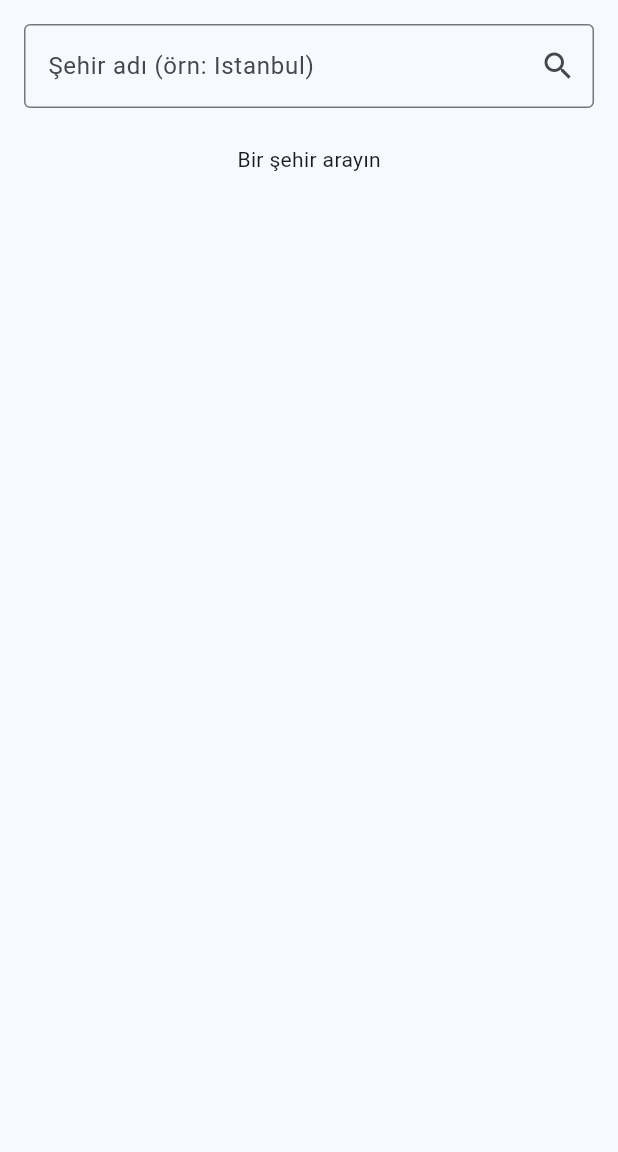
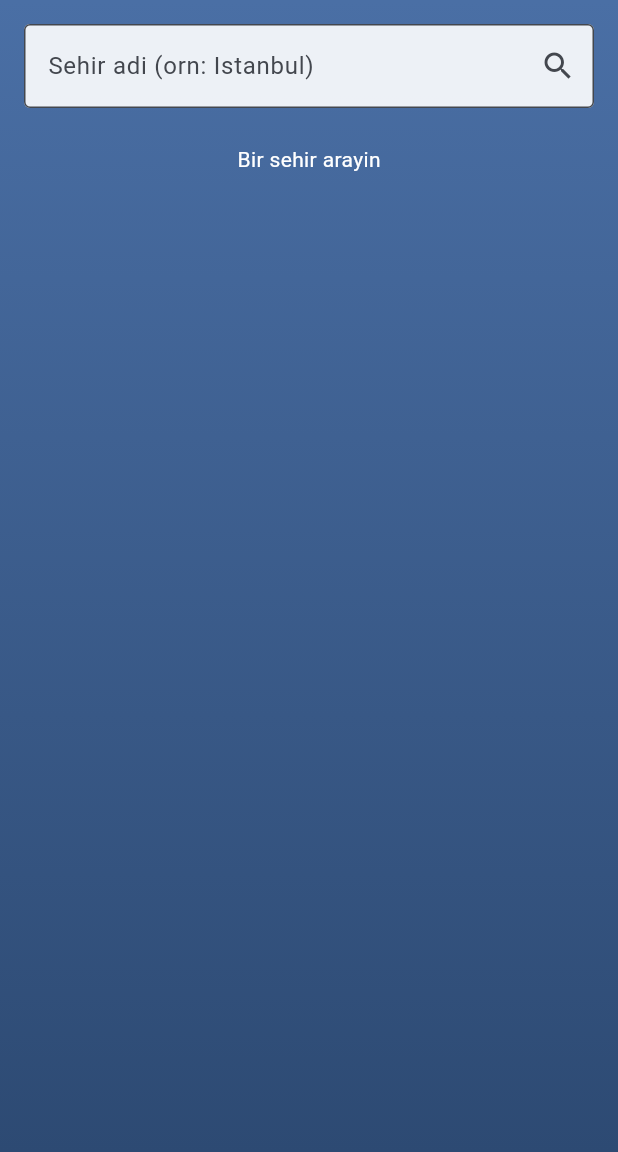
Before and after one commit to silakozik/flutter_weather_app, a Flutter app: the screen it shows after launch, on a phone screen of 412 x 824 dp, the part 84-1236 px from its top. Run offline on Flutter 3.47's test engine with Material 3 defaults, Android fonts, the light colour scheme and no system bars.

Commit message:
Add condition property to WeatherModel, enhance HomeScreen with animated background gradient based on weather conditions, and refactor WeatherService URL construction for improved readability.

```diff
--- a/lib/models/weather_model.dart
+++ b/lib/models/weather_model.dart
@@ -1,6 +1,7 @@
 class WeatherModel {
   final String cityName;
   final double temperature;
+  final String condition;
   final String description;
   final int humidity;
   final double windSpeed;
@@ -9,6 +10,7 @@ class WeatherModel {
   WeatherModel({
     required this.cityName,
     required this.temperature,
+    required this.condition,
     required this.description,
     required this.humidity,
     required this.windSpeed,
@@ -19,6 +21,7 @@ class WeatherModel {
     return WeatherModel(
       cityName: json['name'] ?? '',
       temperature: (json['main']['temp'] as num).toDouble(),
+      condition: json['weather'][0]['main'] ?? '',
       description: json['weather'][0]['description'] ?? '',
       humidity: json['main']['humidity'] ?? 0,
       windSpeed: (json['wind']['speed'] as num).toDouble(),
--- a/lib/screens/home_screen.dart
+++ b/lib/screens/home_screen.dart
@@ -49,19 +49,33 @@ class _HomeScreenState extends State<HomeScreen> {
 
   @override
   Widget build(BuildContext context) {
+    final gradientColors = _backgroundGradientForWeather(_weather);
+
     return Scaffold(
       appBar: AppBar(
         title: const Text('Hava Durumu'),
         centerTitle: true,
       ),
-      body: Padding(
+      body: AnimatedContainer(
+        duration: const Duration(milliseconds: 450),
+        decoration: BoxDecoration(
+          gradient: LinearGradient(
+            begin: Alignment.topCenter,
+            end: Alignment.bottomCenter,
+            colors: gradientColors,
+          ),
+        ),
+        child: SafeArea(
+          child: Padding(
             padding: const EdgeInsets.all(16),
             child: Column(
               children: [
                 TextField(
                   controller: _cityController,
                   decoration: InputDecoration(
-                hintText: 'Şehir adı (örn: Istanbul)',
+                    hintText: 'Sehir adi (orn: Istanbul)',
+                    filled: true,
+                    fillColor: Colors.white.withOpacity(0.9),
                     border: const OutlineInputBorder(),
                     suffixIcon: IconButton(
                       icon: const Icon(Icons.search),
@@ -78,8 +92,13 @@ class _HomeScreenState extends State<HomeScreen> {
                 else if (_weather != null)
                   _buildWeatherCard(_weather!)
                 else
-              const Text('Bir şehir arayın'),
+                  const Text(
+                    'Bir sehir arayin',
+                    style: TextStyle(color: Colors.white),
+                  ),
               ],
+            ),
+          ),
         ),
       ),
     );
@@ -119,4 +138,35 @@ class _HomeScreenState extends State<HomeScreen> {
       ),
     );
   }
+
+  List<Color> _backgroundGradientForWeather(WeatherModel? weather) {
+    if (weather == null) {
+      return const [Color(0xFF4A6FA5), Color(0xFF2D4A73)];
     }
+
+    final condition = weather.condition.toLowerCase();
+
+    if (condition.contains('clear')) {
+      return const [Color(0xFFFFB347), Color(0xFFFF7E5F)];
+    }
+    if (condition.contains('cloud')) {
+      return const [Color(0xFFB0BEC5), Color(0xFF78909C)];
+    }
+    if (condition.contains('rain') || condition.contains('drizzle')) {
+      return const [Color(0xFF607D8B), Color(0xFF455A64)];
+    }
+    if (condition.contains('thunderstorm')) {
+      return const [Color(0xFF424874), Color(0xFF2C2F4A)];
+    }
+    if (condition.contains('snow')) {
+      return const [Color(0xFFE3F2FD), Color(0xFFB3E5FC)];
+    }
+    if (condition.contains('mist') ||
+        condition.contains('fog') ||
+        condition.contains('haze')) {
+      return const [Color(0xFFBDBDBD), Color(0xFF757575)];
+    }
+
+    return const [Color(0xFF64B5F6), Color(0xFF1976D2)];
+  }
+}
--- a/lib/services/weather_service.dart
+++ b/lib/services/weather_service.dart
@@ -4,10 +4,17 @@ import '../models/weather_model.dart';
 
 class WeatherService {
     static const String apiKey = 'c5b3e01795cc7758b40a2ac7685f710a';
-    static const String baseUrl = 'https://api.openweathermap.org/data/2.5/weather';
 
     Future<WeatherModel> getWeather(String cityName) async {
-        final url = Uri.parse('$baseUrl?q=$cityName&appid=$apiKey&units=metric');
+        final url = Uri.https(
+            'api.openweathermap.org',
+            '/data/2.5/weather',
+            {
+                'q': cityName,
+                'appid': apiKey,
+                'units': 'metric',
+            },
+        );
 
         final response = await http.get(url);
 
```
Lines whose indentation alone changed are shown as unchanged.
